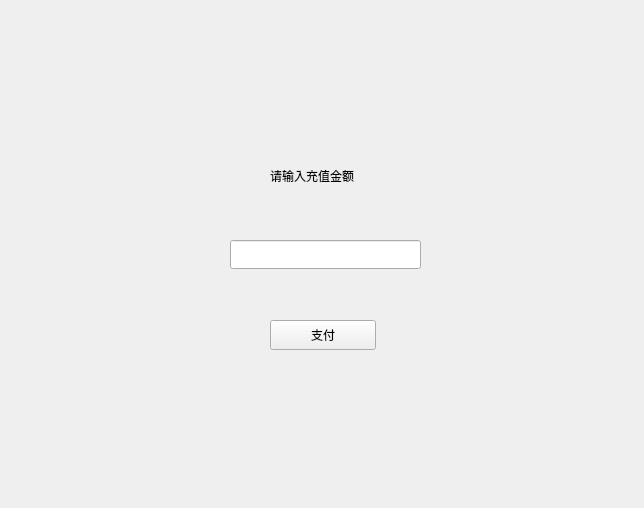
Above: Blackholehospital/recharge.ui from Pelix05/Blackholehospital before the change. Below: the same form after it.
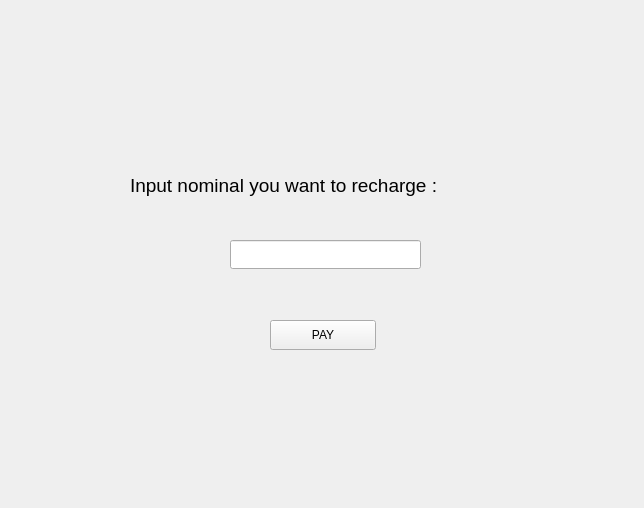
That is the form after the change.

The edit to the form file:
```diff
--- a/Blackholehospital/recharge.ui
+++ b/Blackholehospital/recharge.ui
@@ -16,14 +16,14 @@
   <widget class="QLabel" name="label">
    <property name="geometry">
     <rect>
-     <x>270</x>
-     <y>150</y>
-     <width>311</width>
+     <x>130</x>
+     <y>160</y>
+     <width>421</width>
      <height>51</height>
     </rect>
    </property>
    <property name="text">
-    <string>请输入充值金额</string>
+    <string>&lt;html&gt;&lt;head/&gt;&lt;body&gt;&lt;p&gt;&lt;span style=&quot; font-size:14pt;&quot;&gt;Input nominal you want to recharge :&lt;/span&gt;&lt;/p&gt;&lt;/body&gt;&lt;/html&gt;</string>
    </property>
   </widget>
   <widget class="QLineEdit" name="editAmount">
@@ -46,7 +46,7 @@
     </rect>
    </property>
    <property name="text">
-    <string>支付</string>
+    <string>PAY</string>
    </property>
   </widget>
  </widget>
```
